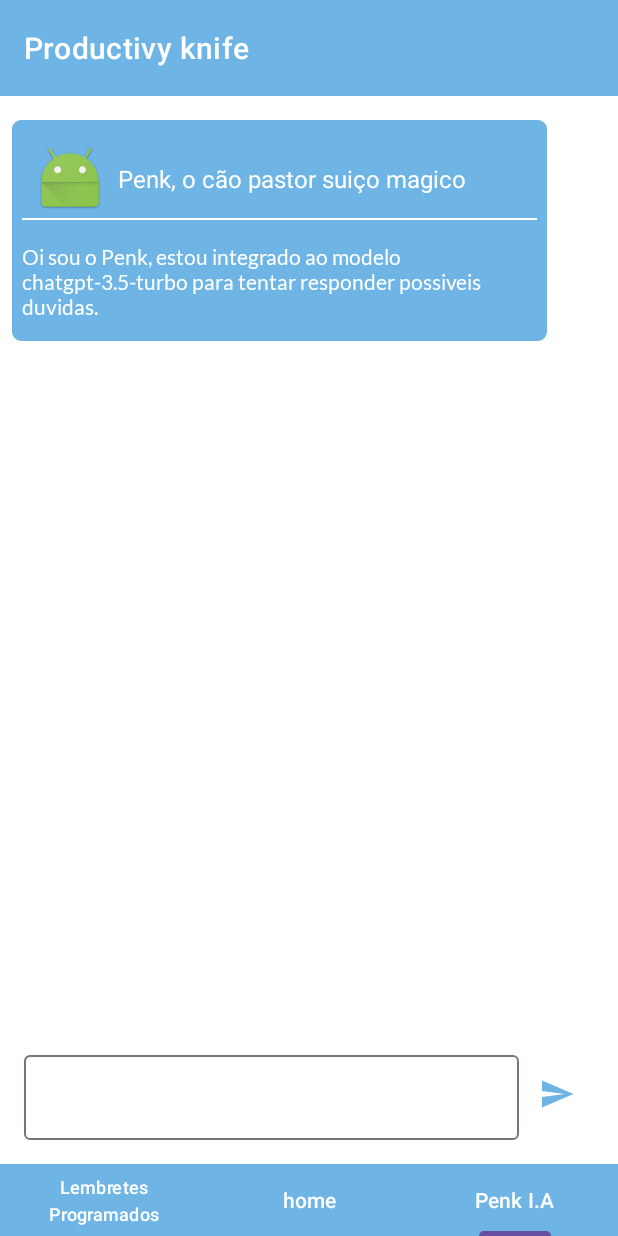
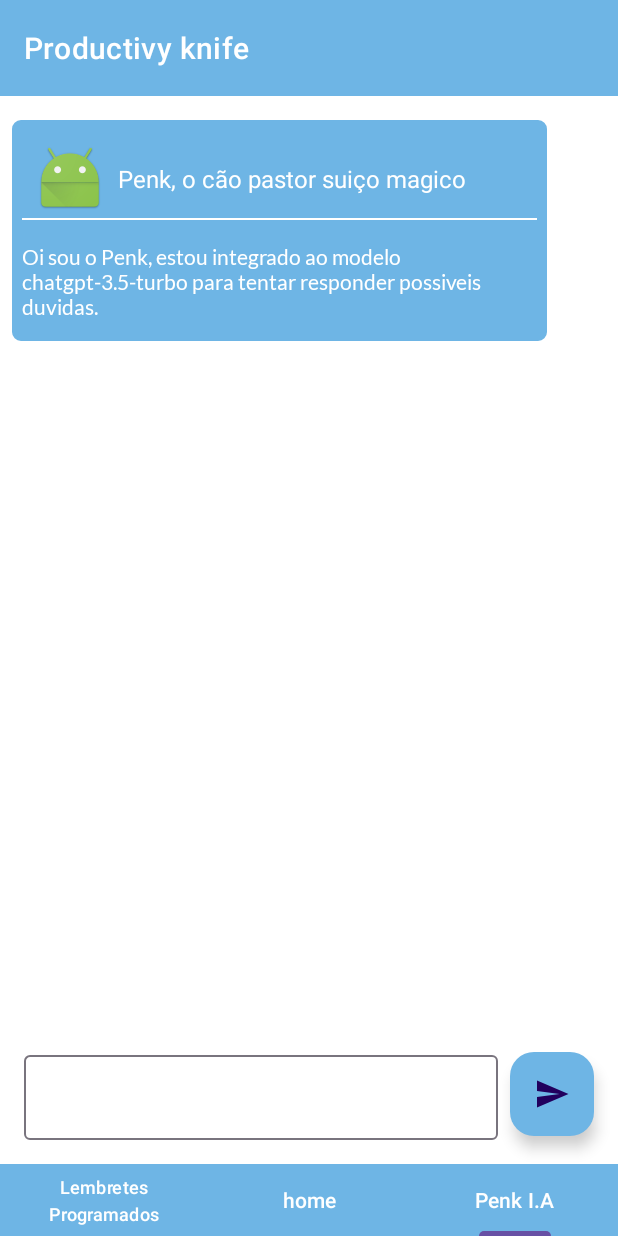
Before and after one commit to Miguel-Dias-112/Penknife, an Android app: the screen it shows after launch (MainActivity), item 3 of the bottom bar chosen, on a phone screen of 412 x 824 dp. Run offline under Robolectric (Android 15) with nearby library versions, the phone set to English and light mode, and no system bars; our stand-ins replace Room's generated code; libraries missing offline, so code that uses them is left out: com.tbuonomo.viewpagerdotsindicator; 2 statements that could not run were skipped.

Commit message:
Atualização 2.2
hot_fix:
-blank menssage readded
-float button, no chat fragment
-pomodoro finalizado

```diff
--- a/app/src/main/java/com/example/farmcontrol/Fragments/ChatFragment/ChatManager.kt
+++ b/app/src/main/java/com/example/farmcontrol/Fragments/ChatFragment/ChatManager.kt
@@ -1,7 +1,9 @@
 package com.example.farmcontrol.Fragments.ChatFragment
 
 import android.content.Context
+import android.graphics.PorterDuff
 import android.util.Log
+import android.view.MotionEvent
 import android.view.View
 import android.widget.EditText
 import android.widget.ImageButton
@@ -28,11 +30,17 @@ class ChatManager(var view:View,var context: Context) {
         cicloDeVida.launch {
             val  botao_enviar = view.findViewById<ImageButton>(R.id.send_btn)
             val  texto_Input = view.findViewById<EditText>(R.id.text_input)
+
+
             botao_enviar.setOnClickListener {
                 cicloDeVida.launch {
+
                     val pergunta = texto_Input.text.toString()
                     perguntarChatGPT(context, chatlist,pergunta)
+                    texto_Input.setText("")
+
                 }
+
             }
         }
     }
--- a/app/src/main/res/drawable/baseline_send_24.xml
+++ b/app/src/main/res/drawable/baseline_send_24.xml
@@ -1,5 +1,5 @@
 <vector android:autoMirrored="true" android:height="24dp"
-    android:tint="@color/fundo" android:viewportHeight="24"
+    android:tint="@color/conteudo" android:viewportHeight="24"
     android:viewportWidth="24" android:width="24dp" xmlns:android="http://schemas.android.com/apk/res/android">
     <path android:fillColor="@android:color/white" android:pathData="M2.01,21L23,12 2.01,3 2,10l15,2 -15,2z"/>
 </vector>
--- a/app/src/main/res/layout/fragment_third.xml
+++ b/app/src/main/res/layout/fragment_third.xml
@@ -8,17 +8,24 @@
     android:backgroundTint="@color/conteudo">
 
     <!-- TODO: Update blank fragment layout -->
-    <ImageButton
+    <com.google.android.material.floatingactionbutton.FloatingActionButton
         android:id="@+id/send_btn"
-        android:layout_width="50dp"
-        android:layout_height="50dp"
+        android:layout_width="wrap_content"
+        android:layout_height="wrap_content"
+        android:layout_marginStart="8dp"
         android:layout_marginEnd="16dp"
         android:layout_weight="1"
         android:background="@null"
+        android:foregroundTint="@color/conteudo"
         android:src="@drawable/baseline_send_24"
         android:text="Button"
+        android:tint="@color/conteudo"
+        android:tintMode="src_in"
+        app:backgroundTint="@color/fundo"
+        app:fabSize="normal"
         app:layout_constraintBottom_toBottomOf="@+id/textInputLayout2"
         app:layout_constraintEnd_toEndOf="parent"
+        app:layout_constraintStart_toEndOf="@+id/textInputLayout2"
         app:layout_constraintTop_toTopOf="@+id/textInputLayout2" />
 
     <com.google.android.material.textfield.TextInputLayout
```
